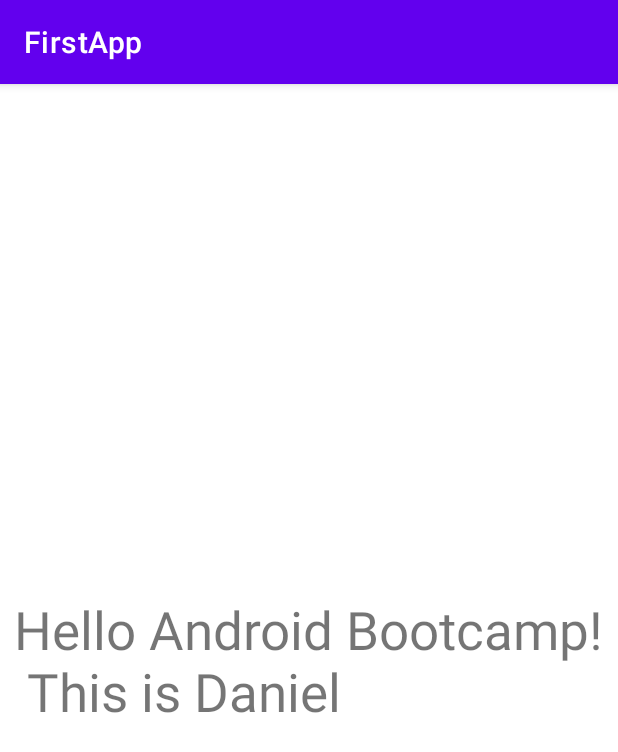
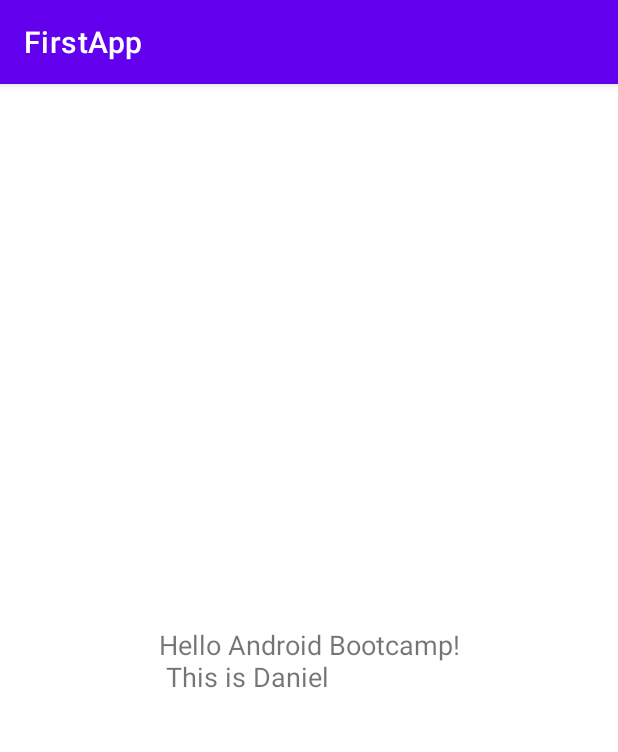
Before and after one commit to blackcuarzo/Android-Bootcamp, an Android app: the screen it shows after launch (MainActivity), on a phone screen of 412 x 824 dp. Shown: the top 752 px of the screen. Run offline under Robolectric (Android 15) with nearby library versions, the phone set to English and light mode, and no system bars.

Commit message:
textSize asignado a partir de un dimen resource

```diff
--- a/Week3/FirstApp/app/src/main/res/layout/activity_main.xml
+++ b/Week3/FirstApp/app/src/main/res/layout/activity_main.xml
@@ -9,7 +9,7 @@
     <TextView
         android:layout_width="wrap_content"
         android:layout_height="wrap_content"
-        android:textSize="35dp"
+        android:textSize="@dimen/title_size_height"
         android:text="Hello Android Bootcamp!\n This is Daniel"
         app:layout_constraintBottom_toBottomOf="parent"
         app:layout_constraintLeft_toLeftOf="parent"
```
